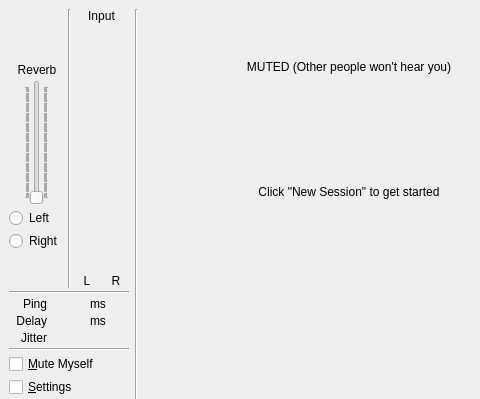
This is src/clientdlgbase.ui in koord-live/koord-jamulus as Qt 5 draws it before an edit; both pictures show x 0 to 480 and y 0 to 399 of the 566 by 498 pixel window. The edited form follows.
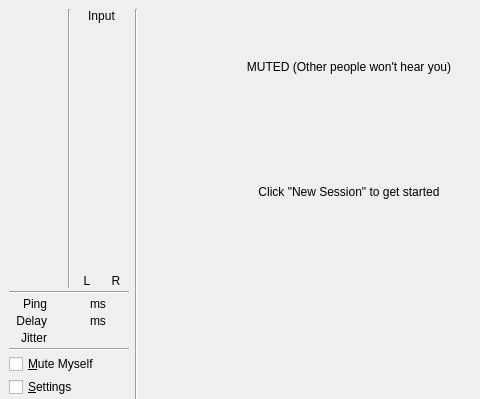
This is the edited form. Icons and pictures are not drawn. Custom widgets are drawn as their Qt base class.

Diff of the .ui file:
```diff
--- a/src/clientdlgbase.ui
+++ b/src/clientdlgbase.ui
@@ -90,145 +90,7 @@
                  </widget>
                 </item>
                 <item>
-                 <spacer name="verticalSpacer">
-                  <property name="orientation">
-                   <enum>Qt::Vertical</enum>
-                  </property>
-                  <property name="sizeType">
-                   <enum>QSizePolicy::Expanding</enum>
-                  </property>
-                  <property name="sizeHint" stdset="0">
-                   <size>
-                    <width>13</width>
-                    <height>10</height>
-                   </size>
-                  </property>
-                 </spacer>
-                </item>
-                <item>
-                 <layout class="QVBoxLayout">
-                  <item>
-                   <layout class="QVBoxLayout">
-                    <property name="spacing">
-                     <number>3</number>
-                    </property>
-                    <item>
-                     <widget class="QLabel" name="lblAudioReverb">
-                      <property name="text">
-                       <string>Reverb</string>
-                      </property>
-                      <property name="alignment">
-                       <set>Qt::AlignCenter</set>
-                      </property>
-                     </widget>
-                    </item>
-                    <item>
-                     <layout class="QHBoxLayout">
-                      <item>
-                       <spacer>
-                        <property name="orientation">
-                         <enum>Qt::Horizontal</enum>
-                        </property>
-                        <property name="sizeType">
-                         <enum>QSizePolicy::Minimum</enum>
-                        </property>
-                        <property name="sizeHint" stdset="0">
-                         <size>
-                          <width>0</width>
-                          <height>20</height>
-                         </size>
-                        </property>
-                       </spacer>
-                      </item>
-                      <item>
-                       <widget class="QSlider" name="sldAudioReverb">
-                        <property name="sizePolicy">
-                         <sizepolicy hsizetype="Fixed" vsizetype="Expanding">
-                          <horstretch>0</horstretch>
-                          <verstretch>0</verstretch>
-                         </sizepolicy>
-                        </property>
-                        <property name="minimumSize">
-                         <size>
-                          <width>0</width>
-                          <height>125</height>
-                         </size>
-                        </property>
-                        <property name="maximumSize">
-                         <size>
-                          <width>16777215</width>
-                          <height>300</height>
-                         </size>
-                        </property>
-                        <property name="pageStep">
-                         <number>1</number>
-                        </property>
-                        <property name="orientation">
-                         <enum>Qt::Vertical</enum>
-                        </property>
-                        <property name="tickPosition">
-                         <enum>QSlider::TicksBothSides</enum>
-                        </property>
-                       </widget>
-                      </item>
-                      <item>
-                       <spacer>
-                        <property name="orientation">
-                         <enum>Qt::Horizontal</enum>
-                        </property>
-                        <property name="sizeType">
-                         <enum>QSizePolicy::Minimum</enum>
-                        </property>
-                        <property name="sizeHint" stdset="0">
-                         <size>
-                          <width>0</width>
-                          <height>20</height>
-                         </size>
-                        </property>
-                       </spacer>
-                      </item>
-                     </layout>
-                    </item>
-                   </layout>
-                  </item>
-                  <item>
-                   <layout class="QVBoxLayout">
-                    <property name="spacing">
-                     <number>3</number>
-                    </property>
-                    <item>
-                     <widget class="QRadioButton" name="rbtReverbSelL">
-                      <property name="text">
-                       <string>Left</string>
-                      </property>
-                     </widget>
-                    </item>
-                    <item>
-                     <widget class="QRadioButton" name="rbtReverbSelR">
-                      <property name="text">
-                       <string>Right</string>
-                      </property>
-                     </widget>
-                    </item>
-                   </layout>
-                  </item>
-                 </layout>
-                </item>
-                <item>
-                 <spacer>
-                  <property name="orientation">
-                   <enum>Qt::Vertical</enum>
-                  </property>
-                  <property name="sizeType">
-                   <enum>QSizePolicy::Expanding</enum>
-                  </property>
-                  <property name="sizeHint" stdset="0">
-                   <size>
-                    <width>13</width>
-                    <height>10</height>
-                   </size>
-                  </property>
-                 </spacer>
+                 <layout class="QVBoxLayout"/>
                 </item>
                </layout>
               </item>
```
Left out of the diff: 3 changed lines with no effect on the pictures.
